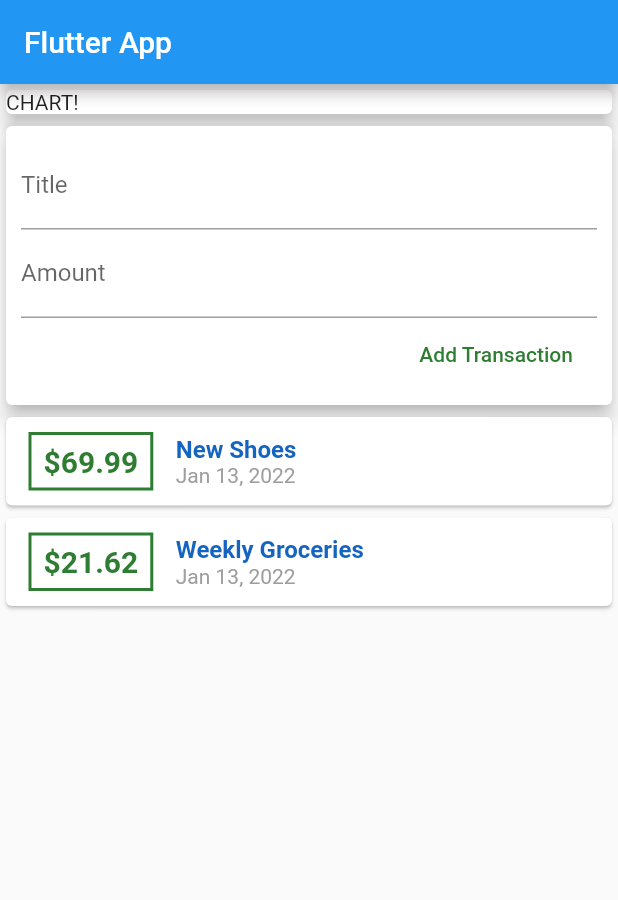
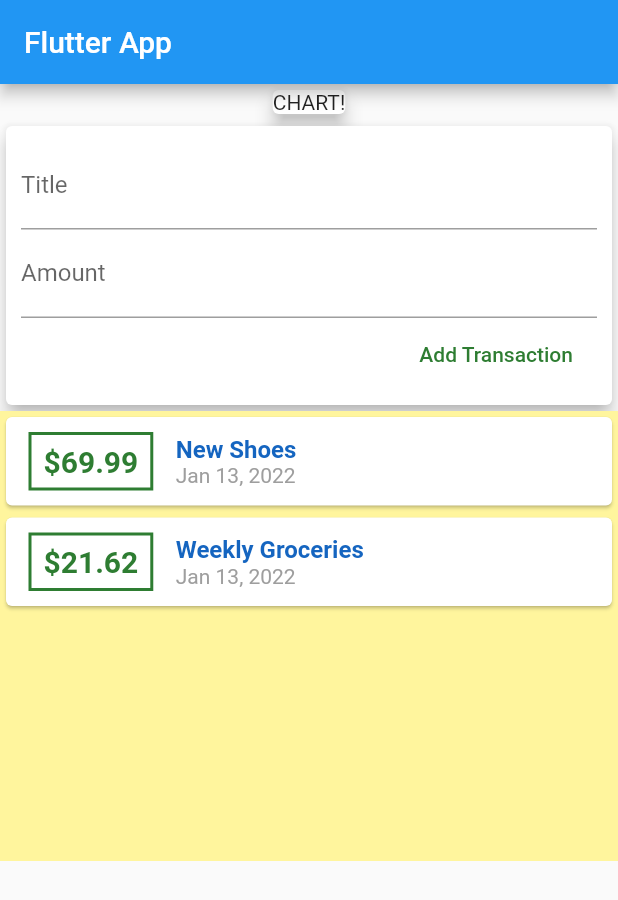
Before and after one commit to gmilic/flutter_expense_tracker, a Flutter app: the screen it shows after launch, on a phone screen of 412 x 824 dp. Shown: the top 900 px of the screen. Run offline on Flutter 3.47's test engine with Material 2 defaults, Android fonts, the phone set to English and light mode, and no system bars.

Commit message:
lesson 90

```diff
--- a/lib/main.dart
+++ b/lib/main.dart
@@ -1,7 +1,5 @@
 import 'package:flutter/material.dart';
-import 'package:intl/intl.dart';
-
-import './transaction.dart';
+import './widgets/user_transactions.dart';
 
 void main() => runApp(MyApp());
 
@@ -16,112 +14,24 @@ class MyApp extends StatelessWidget {
 }
 
 class MyHomePage extends StatelessWidget {
-  final List<Transaction> transactions = [
-    Transaction(
-        id: 't1', title: 'New Shoes', amount: 69.99, date: DateTime.now()),
-    Transaction(
-        id: 't2',
-        title: 'Weekly Groceries',
-        amount: 21.62,
-        date: DateTime.now()),
-  ];
-  // String titleInput;
-  // String amountInput;
-  final titleController = TextEditingController();
-  final amountCOntroler = TextEditingController();
-
   @override
   Widget build(BuildContext context) {
     return Scaffold(
       appBar: AppBar(
         title: Text('Flutter App'),
       ),
-      body: Column(
+      body: SingleChildScrollView(
+        child: Column(
           children: [
             Container(
               child: Card(
                 child: Text('CHART!'),
                 elevation: 5,
               ),
-            width: double.infinity,
             ),
-          Card(
-            elevation: 5,
-            child: Container(
-              padding: EdgeInsets.all(10),
-              child: Column(
-                crossAxisAlignment: CrossAxisAlignment.end,
-                children: <Widget>[
-                  TextField(
-                    decoration: InputDecoration(labelText: 'Title'),
-                    controller: titleController,
-                    // onChanged: (val) {
-                    //   titleInput = val;
-                    // },
-                  ),
-                  TextField(
-                    decoration: InputDecoration(labelText: 'Amount'),
-                    controller: amountCOntroler,
-                    // onChanged: (val) => amountInput = val,
-                  ),
-                  FlatButton(
-                    child: Text('Add Transaction'),
-                    textColor: Colors.green[800],
-                    onPressed: () {
-                      print(titleController.text);
-                    },
-                  )
+            UserTransaction()
           ],
         ),
-            ),
-          ),
-          Column(
-            children: transactions.map((tx) {
-              return Card(
-                  child: Row(children: <Widget>[
-                Container(
-                  margin: EdgeInsets.symmetric(
-                    vertical: 10,
-                    horizontal: 15,
-                  ),
-                  decoration: BoxDecoration(
-                      border: Border.all(
-                    color: Colors.green[800],
-                    width: 2,
-                  )),
-                  padding: EdgeInsets.symmetric(
-                    horizontal: 8,
-                    vertical: 6,
-                  ),
-                  child: Text(
-                    '\$${tx.amount}',
-                    style: TextStyle(
-                        fontWeight: FontWeight.bold,
-                        fontSize: 20,
-                        color: Colors.green[800]),
-                  ),
-                ),
-                Column(children: <Widget>[
-                  Text(
-                    tx.title,
-                    style: TextStyle(
-                      fontWeight: FontWeight.bold,
-                      fontSize: 16,
-                      color: Colors.blue[800],
-                    ),
-                  ),
-                  Text(
-                    DateFormat.yMMMd().format(tx.date),
-                    style: TextStyle(
-                      color: Colors.grey,
-                      fontSize: 14,
-                    ),
-                  ),
-                ], crossAxisAlignment: CrossAxisAlignment.start),
-              ]));
-            }).toList(),
-          )
-        ],
       ),
     );
   }
--- /dev/null
+++ b/lib/widgets/new_transaction.dart
@@ -0,0 +1,45 @@
+import 'package:flutter/material.dart';
+
+class NewTransaction extends StatelessWidget {
+  // String titleInput;
+  // String amountInput;
+  final Function addTx;
+  final titleController = TextEditingController();
+  final amountControler = TextEditingController();
+
+  NewTransaction(this.addTx);
+
+  @override
+  Widget build(BuildContext context) {
+    return Card(
+      elevation: 5,
+      child: Container(
+        padding: EdgeInsets.all(10),
+        child: Column(
+          crossAxisAlignment: CrossAxisAlignment.end,
+          children: <Widget>[
+            TextField(
+              decoration: InputDecoration(labelText: 'Title'),
+              controller: titleController,
+              // onChanged: (val) {
+              //   titleInput = val;
+              // },
+            ),
+            TextField(
+              decoration: InputDecoration(labelText: 'Amount'),
+              controller: amountControler,
+              // onChanged: (val) => amountInput = val,
+            ),
+            FlatButton(
+              child: Text('Add Transaction'),
+              textColor: Colors.green[800],
+              onPressed: () {
+                addTx(titleController.text, double.parse(amountControler.text));
+              },
+            )
+          ],
+        ),
+      ),
+    );
+  }
+}
--- /dev/null
+++ b/lib/widgets/transaction_list.dart
@@ -0,0 +1,65 @@
+import 'package:flutter/material.dart';
+import 'package:intl/intl.dart';
+
+import '../models/transaction.dart';
+
+class TransactionList extends StatelessWidget {
+  final List<Transaction> transactions;
+
+  TransactionList(this.transactions);
+
+  @override
+  Widget build(BuildContext context) {
+    return Container(
+      height: 300,
+      color: Colors.yellow[200],
+      child: ListView.builder(
+        itemCount: transactions.length,
+        itemBuilder: (ctx, index) {
+          return Card(
+              child: Row(children: <Widget>[
+            Container(
+              margin: EdgeInsets.symmetric(
+                vertical: 10,
+                horizontal: 15,
+              ),
+              decoration: BoxDecoration(
+                  border: Border.all(
+                color: Colors.green[800],
+                width: 2,
+              )),
+              padding: EdgeInsets.symmetric(
+                horizontal: 8,
+                vertical: 6,
+              ),
+              child: Text(
+                '\$${transactions[index].amount}',
+                style: TextStyle(
+                    fontWeight: FontWeight.bold,
+                    fontSize: 20,
+                    color: Colors.green[800]),
+              ),
+            ),
+            Column(children: <Widget>[
+              Text(
+                transactions[index].title,
+                style: TextStyle(
+                  fontWeight: FontWeight.bold,
+                  fontSize: 16,
+                  color: Colors.blue[800],
+                ),
+              ),
+              Text(
+                DateFormat.yMMMd().format(transactions[index].date),
+                style: TextStyle(
+                  color: Colors.grey,
+                  fontSize: 14,
+                ),
+              ),
+            ], crossAxisAlignment: CrossAxisAlignment.start),
+          ]));
+        },
+      ),
+    );
+  }
+}
--- /dev/null
+++ b/lib/widgets/user_transactions.dart
@@ -0,0 +1,44 @@
+import 'package:flutter/material.dart';
+
+import '../models/transaction.dart';
+import './new_transaction.dart';
+import './transaction_list.dart';
+
+class UserTransaction extends StatefulWidget {
+  @override
+  _UserTransactionState createState() => _UserTransactionState();
+}
+
+class _UserTransactionState extends State<UserTransaction> {
+  final List<Transaction> _userTransactions = [
+    Transaction(
+        id: 't1', title: 'New Shoes', amount: 69.99, date: DateTime.now()),
+    Transaction(
+        id: 't2',
+        title: 'Weekly Groceries',
+        amount: 21.62,
+        date: DateTime.now()),
+  ];
+
+  void _addNewTransaction(String txTitle, double txAmount) {
+    final newTx = Transaction(
+      title: txTitle,
+      amount: txAmount,
+      date: DateTime.now(),
+      id: DateTime.now().toString(),
+    );
+    setState(() {
+      _userTransactions.add(newTx);
+    });
+  }
+
+  @override
+  Widget build(BuildContext context) {
+    return Column(
+      children: [
+        NewTransaction(_addNewTransaction),
+        TransactionList(_userTransactions),
+      ],
+    );
+  }
+}
```
Also changed, not shown: lib/models/transaction.dart (renamed from lib/transaction.dart). Lines whose indentation alone changed are shown as unchanged.
